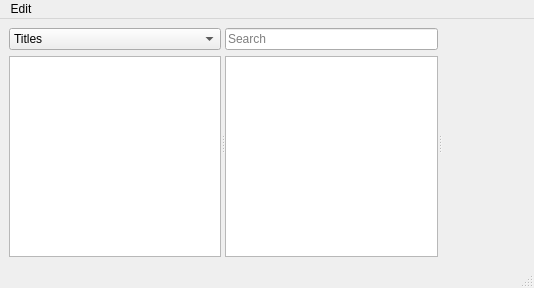
This is toshview.ui in algamest/toshokan as Qt 5 draws it before an edit. The edited form follows.
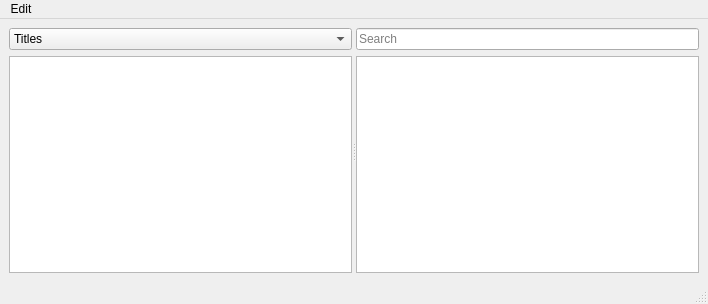
This is the edited form. Custom widgets are drawn as their Qt base class.

```diff
--- a/toshview.ui
+++ b/toshview.ui
@@ -6,8 +6,8 @@
    <rect>
     <x>0</x>
     <y>0</y>
-    <width>534</width>
-    <height>288</height>
+    <width>708</width>
+    <height>304</height>
    </rect>
   </property>
   <widget class="QWidget" name="centralwidget">
@@ -74,7 +74,6 @@
         </item>
        </layout>
       </widget>
-      <widget class="BookShow" name="bookwidget" native="true"/>
      </widget>
     </item>
    </layout>
@@ -84,8 +83,8 @@
     <rect>
      <x>0</x>
      <y>0</y>
-     <width>534</width>
-     <height>23</height>
+     <width>708</width>
+     <height>19</height>
     </rect>
    </property>
    <widget class="QMenu" name="menuEdit">
@@ -103,14 +102,6 @@
    </property>
   </action>
  </widget>
- <customwidgets>
-  <customwidget>
-   <class>BookShow</class>
-   <extends>QWidget</extends>
-   <header location="global">bookshow.h</header>
-   <container>1</container>
-  </customwidget>
- </customwidgets>
  <resources/>
  <connections/>
 </ui>
```
